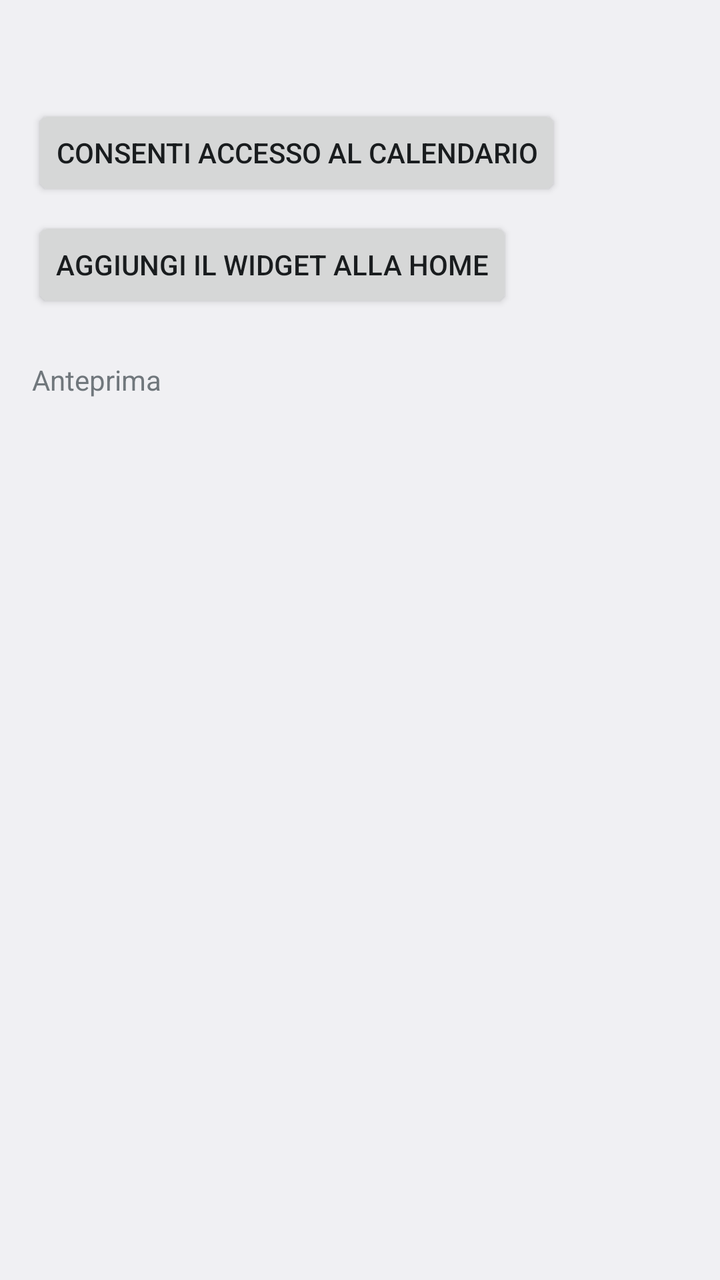
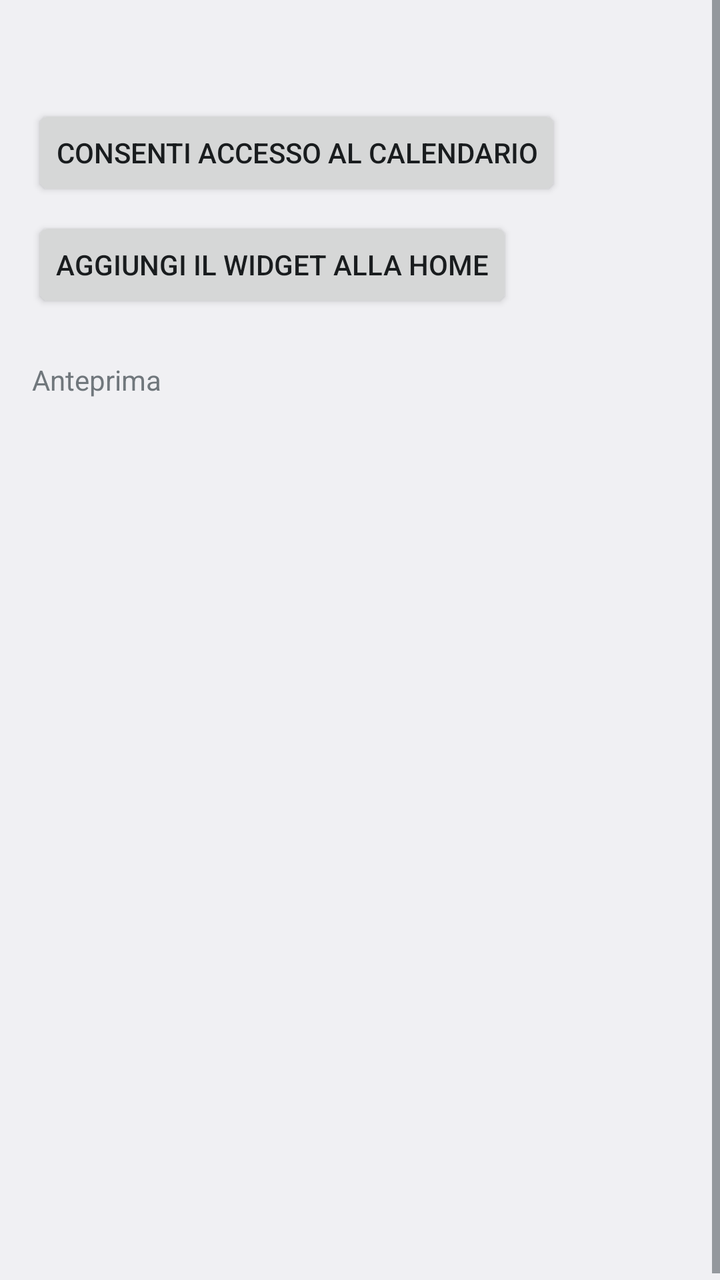

Two renders of the same Android screen: before a commit and after it. Below are the layout's source before the change and the commit's diff.
<!-- AndroidManifest.xml: application theme android:Theme.DeviceDefault.DayNight -->
<!-- res/layout/activity_main.xml -->
<?xml version="1.0" encoding="utf-8"?>
<ScrollView xmlns:android="http://schemas.android.com/apk/res/android"
    android:layout_width="match_parent"
    android:layout_height="match_parent"
    android:fitsSystemWindows="true">

    <LinearLayout
        android:layout_width="match_parent"
        android:layout_height="wrap_content"
        android:orientation="vertical"
        android:padding="16dp">

        <TextView
            android:id="@+id/status"
            android:layout_width="match_parent"
            android:layout_height="wrap_content"
            android:textAppearance="?android:attr/textAppearanceMedium" />

        <Button
            android:id="@+id/grant"
            android:layout_width="wrap_content"
            android:layout_height="wrap_content"
            android:layout_marginTop="12dp"
            android:text="@string/grant_access" />

        <Button
            android:id="@+id/add_widget"
            android:layout_width="wrap_content"
            android:layout_height="wrap_content"
            android:layout_marginTop="8dp"
            android:text="@string/add_widget" />

        <TextView
            android:layout_width="wrap_content"
            android:layout_height="wrap_content"
            android:layout_marginTop="24dp"
            android:text="@string/preview"
            android:textAppearance="?android:attr/textAppearanceSmall" />

        <ImageView
            android:id="@+id/preview"
            android:layout_width="match_parent"
            android:layout_height="wrap_content"
            android:layout_marginTop="8dp"
            android:adjustViewBounds="true"
            android:contentDescription="@string/widget_description" />
    </LinearLayout>
</ScrollView>
<!-- resources referenced by this layout -->
<resources>
  <string name="add_widget">Aggiungi il widget alla Home</string>
  <string name="grant_access">Consenti accesso al calendario</string>
  <string name="preview">Anteprima</string>
  <string name="widget_description">I prossimi tre giorni, ora per ora</string>
</resources>

<!-- the commit's change to res/layout/activity_main.xml (unified diff, before → after) -->
@@ -37,12 +37,11 @@
             android:text="@string/preview"
             android:textAppearance="?android:attr/textAppearanceSmall" />
 
-        <ImageView
+        
+        <FrameLayout
             android:id="@+id/preview"
             android:layout_width="match_parent"
-            android:layout_height="wrap_content"
-            android:layout_marginTop="8dp"
-            android:adjustViewBounds="true"
-            android:contentDescription="@string/widget_description" />
+            android:layout_height="420dp"
+            android:layout_marginTop="8dp" />
     </LinearLayout>
 </ScrollView>
<!-- resource entries referenced after the edit -->
@@ -3,6 +3,5 @@
   <string name="add_widget">Aggiungi il widget alla Home</string>
   <string name="grant_access">Consenti accesso al calendario</string>
   <string name="preview">Anteprima</string>
-  <string name="widget_description">I prossimi tre giorni, ora per ora</string>
 </resources>
 
